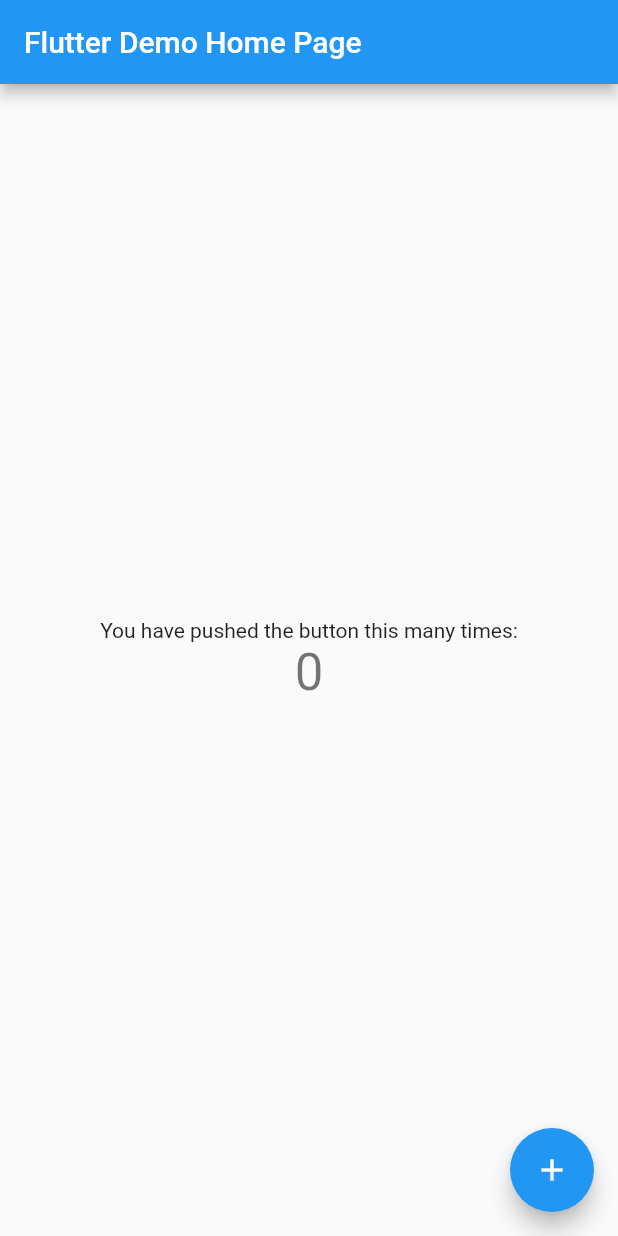
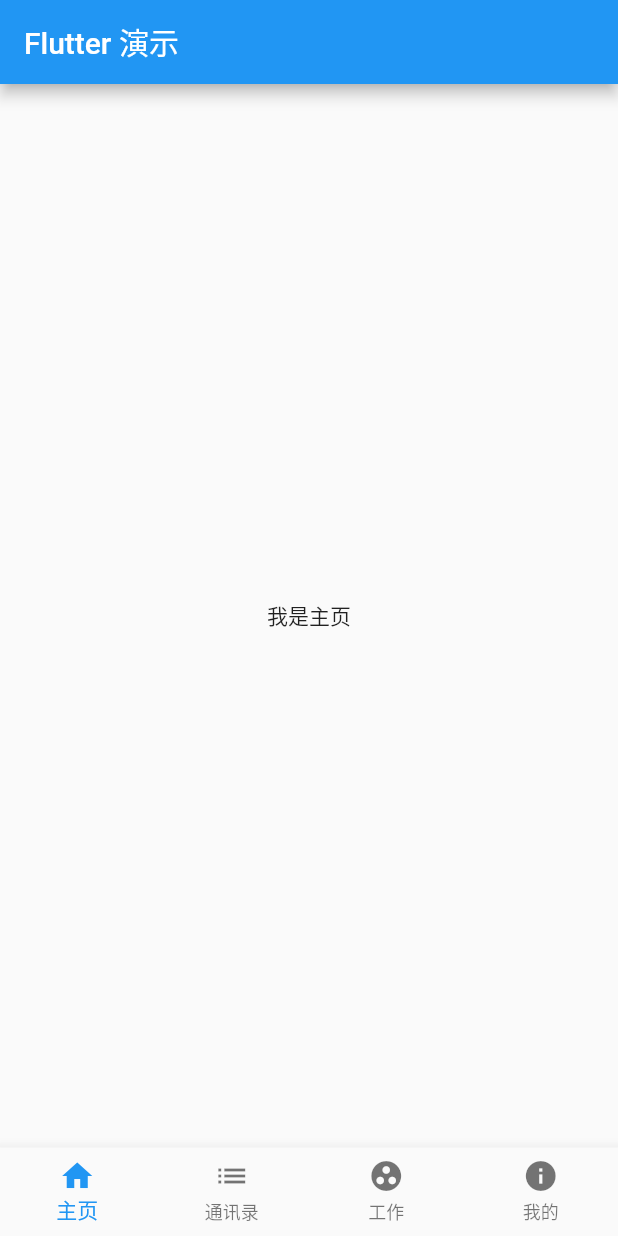
Before and after one commit to siwangqishiq/FlutterDemo, a Flutter app: the screen it shows after launch, on a phone screen of 412 x 824 dp. Run offline on Flutter 3.47's test engine with Material 2 defaults, Android fonts, the phone set to English and light mode, and no system bars.

Commit message:
main tab

```diff
--- a/lib/main.dart
+++ b/lib/main.dart
@@ -1,4 +1,8 @@
-import 'package:flutter/material.dart';
+import "package:flutter/material.dart";
+import 'pages/home.dart';
+import 'pages/contacts.dart';
+import 'pages/work.dart';
+import 'pages/info.dart';
 
 void main() {
   runApp(MyApp());
@@ -11,37 +15,19 @@ class MyApp extends StatelessWidget {
     return MaterialApp(
       title: 'Flutter Demo',
       theme: ThemeData(
-        // This is the theme of your application.
-        //
-        // Try running your application with "flutter run". You'll see the
-        // application has a blue toolbar. Then, without quitting the app, try
-        // changing the primarySwatch below to Colors.green and then invoke
-        // "hot reload" (press "r" in the console where you ran "flutter run",
-        // or simply save your changes to "hot reload" in a Flutter IDE).
-        // Notice that the counter didn't reset back to zero; the application
-        // is not restarted.
         primarySwatch: Colors.blue,
         // This makes the visual density adapt to the platform that you run
         // the app on. For desktop platforms, the controls will be smaller and
         // closer together (more dense) than on mobile platforms.
         visualDensity: VisualDensity.adaptivePlatformDensity,
       ),
-      home: MyHomePage(title: 'Flutter Demo Home Page'),
+      home: MyHomePage(title: 'Flutter 演示'),
     );
   }
 }
 
 class MyHomePage extends StatefulWidget {
   MyHomePage({Key key, this.title}) : super(key: key);
-
-  // This widget is the home page of your application. It is stateful, meaning
-  // that it has a State object (defined below) that contains fields that affect
-  // how it looks.
-
-  // This class is the configuration for the state. It holds the values (in this
-  // case the title) provided by the parent (in this case the App widget) and
-  // used by the build method of the State. Fields in a Widget subclass are
-  // always marked "final".
 
   final String title;
 
@@ -50,18 +36,14 @@ class MyHomePage extends StatefulWidget {
 }
 
 class _MyHomePageState extends State<MyHomePage> {
-  int _counter = 0;
+  int mCurrentIndex = 0;
 
-  void _incrementCounter() {
-    setState(() {
-      // This call to setState tells the Flutter framework that something has
-      // changed in this State, which causes it to rerun the build method below
-      // so that the display can reflect the updated values. If we changed
-      // _counter without calling setState(), then the build method would not be
-      // called again, and so nothing would appear to happen.
-      _counter++;
-    });
-  }
+  List<StatefulWidget> mMainTabs = <StatefulWidget>[
+    HomePage(),
+    ContactPage(),
+    WorkPage(),
+    InfoPage()
+  ];
 
   @override
   Widget build(BuildContext context) {
@@ -73,45 +55,41 @@ class _MyHomePageState extends State<MyHomePage> {
     // than having to individually change instances of widgets.
     return Scaffold(
       appBar: AppBar(
-        // Here we take the value from the MyHomePage object that was created by
-        // the App.build method, and use it to set our appbar title.
         title: Text(widget.title),
       ),
       body: Center(
-        // Center is a layout widget. It takes a single child and positions it
-        // in the middle of the parent.
-        child: Column(
-          // Column is also a layout widget. It takes a list of children and
-          // arranges them vertically. By default, it sizes itself to fit its
-          // children horizontally, and tries to be as tall as its parent.
-          //
-          // Invoke "debug painting" (press "p" in the console, choose the
-          // "Toggle Debug Paint" action from the Flutter Inspector in Android
-          // Studio, or the "Toggle Debug Paint" command in Visual Studio Code)
-          // to see the wireframe for each widget.
-          //
-          // Column has various properties to control how it sizes itself and
-          // how it positions its children. Here we use mainAxisAlignment to
-          // center the children vertically; the main axis here is the vertical
-          // axis because Columns are vertical (the cross axis would be
-          // horizontal).
-          mainAxisAlignment: MainAxisAlignment.center,
-          children: <Widget>[
-            Text(
-              'You have pushed the button this many times:',
-            ),
-            Text(
-              '$_counter',
-              style: Theme.of(context).textTheme.headline4,
-            ),
-          ],
-        ),
+        child: mMainTabs[mCurrentIndex],
       ),
-      floatingActionButton: FloatingActionButton(
-        onPressed: _incrementCounter,
-        tooltip: 'Increment',
-        child: Icon(Icons.add),
+      bottomNavigationBar: BottomNavigationBar(
+        currentIndex: mCurrentIndex,
+        type:BottomNavigationBarType.fixed,
+        onTap: _switchTab,
+        items: <BottomNavigationBarItem>[
+          BottomNavigationBarItem(
+            title: Text("主页"),
+            icon: Icon(Icons.home)
+          ),
+          BottomNavigationBarItem(
+            title: Text("通讯录"),
+            icon: Icon(Icons.list)
+          ),
+          BottomNavigationBarItem(
+            title: Text("工作"),
+            icon: Icon(Icons.group_work)
+          ),
+          BottomNavigationBarItem(
+            title: Text("我的"),
+            icon: Icon(Icons.info)
+          )
+        ],
       ), // This trailing comma makes auto-formatting nicer for build methods.
     );
   }
+
+  void _switchTab(int newIndex){
+    print("select index  = $newIndex");
+    setState(() {
+      mCurrentIndex = newIndex;
+    });
+  }
 }
--- /dev/null
+++ b/lib/pages/home.dart
@@ -0,0 +1,13 @@
+import 'package:flutter/material.dart';
+
+class HomePage extends StatefulWidget{
+  @override
+  State<StatefulWidget> createState() => HomeState();
+}
+
+class HomeState extends State<HomePage>{
+  @override
+  Widget build(BuildContext context) {
+    return Text("我是主页");
+  }
+}
--- a/pubspec.yaml
+++ b/pubspec.yaml
@@ -1,5 +1,5 @@
 name: flutter_demo
-description: A new Flutter project.
+description: 关于flutter 项目的第一个基本架构
 
 # The following line prevents the package from being accidentally published to
 # pub.dev using `pub publish`. This is preferred for private packages.
```
Also changed, not shown: lib/pages/contacts.dart (added, +13 -0 lines), lib/pages/info.dart (added, +13 -0 lines), lib/pages/work.dart (added, +13 -0 lines).
